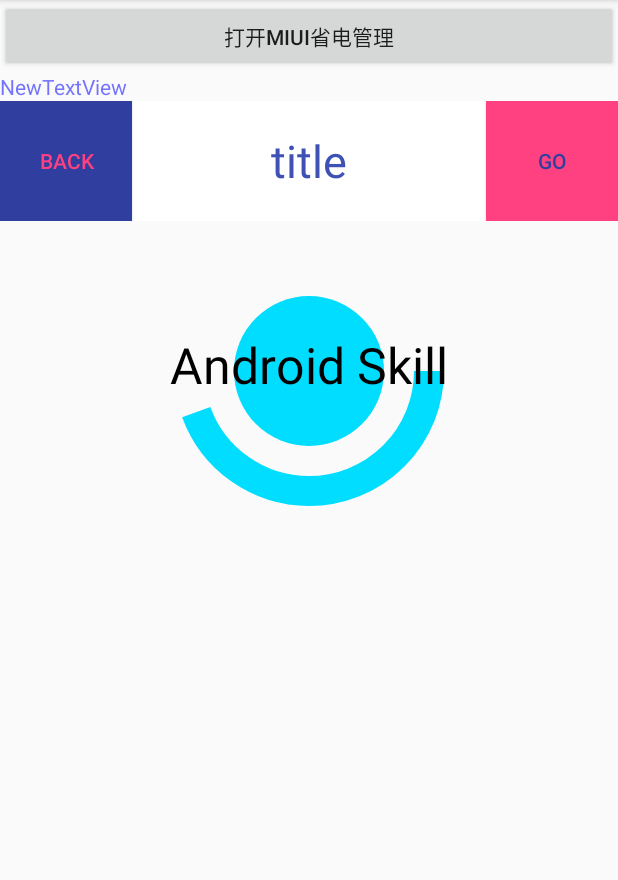
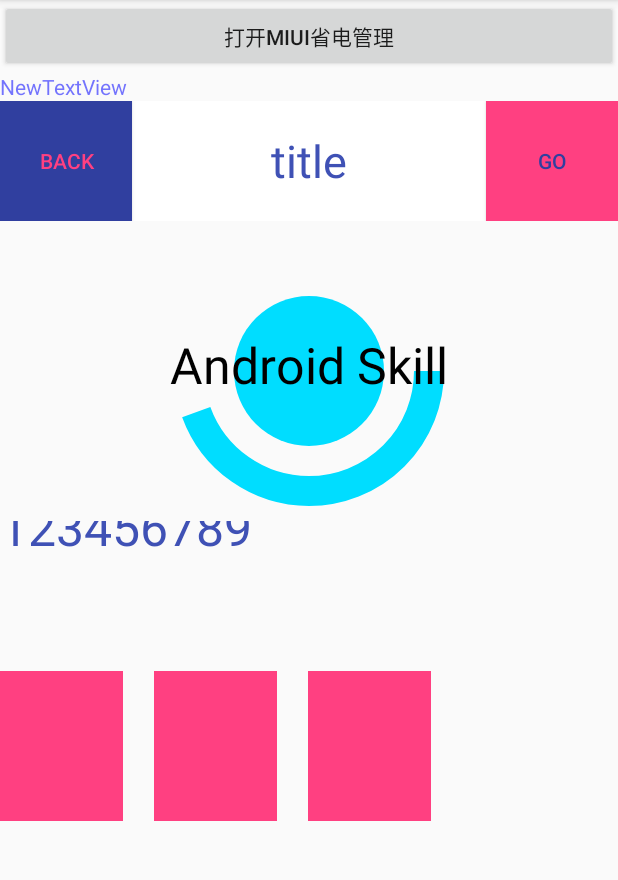
Before and after one commit to liuchch/AndroidTest, an Android app: the screen it shows after launch (MainActivity), on a phone screen of 412 x 824 dp, the part 84-964 px from its top. Run offline under Robolectric (Android 15) with nearby library versions, the phone set to English and light mode, and no system bars.

Commit message:
完成RectListView 直方图

```diff
--- a/app/src/main/java/com/example/liu/myapplication/view/CircleProgressView.java
+++ b/app/src/main/java/com/example/liu/myapplication/view/CircleProgressView.java
@@ -66,6 +66,7 @@ public class CircleProgressView extends View {
         canvas.drawArc(mArcRectF, 0, mSweepAngle, false, mArcPaint);
         //绘制文字
         canvas.drawText(mShowText, 0, mShowText.length(), mCircleXY, mCircleXY + (mShowTextSize/4), mTextPaint);
+
     }
 
     private void initView() {
--- /dev/null
+++ b/app/src/main/java/com/example/liu/myapplication/view/RectListView.java
@@ -0,0 +1,69 @@
+package com.example.liu.myapplication.view;
+
+import android.content.Context;
+import android.graphics.Canvas;
+import android.graphics.Paint;
+import android.support.annotation.Nullable;
+import android.util.AttributeSet;
+import android.view.View;
+
+import com.example.liu.myapplication.R;
+
+public class RectListView extends View {
+
+
+    private int mMesureWidth, mMesureHeight;
+    private int mArcNum;
+
+    private Paint mPaintRact, mPaintText;
+
+
+    public RectListView(Context context) {
+        this(context, null);
+    }
+
+    public RectListView(Context context, @Nullable AttributeSet attrs) {
+        this(context, attrs, 0);
+    }
+
+    public RectListView(Context context, @Nullable AttributeSet attrs, int defStyleAttr) {
+        super(context, attrs, defStyleAttr);
+        mPaintRact = new Paint();
+        mPaintRact.setColor(getResources().getColor(R.color.colorAccent));
+        mPaintText = new Paint();
+        mPaintText.setColor(getResources().getColor(R.color.colorPrimary));
+        mPaintText.setTextSize(50);
+        mArcNum = 5;
+    }
+
+
+    @Override
+    protected void onMeasure(int widthMeasureSpec, int heightMeasureSpec) {
+        super.onMeasure(widthMeasureSpec, heightMeasureSpec);
+
+        mMesureWidth = MeasureSpec.getSize(widthMeasureSpec);
+        mMesureHeight = MeasureSpec.getSize(heightMeasureSpec);
+//        setMeasuredDimension(mMesureWidth, mMesureHeight);
+    }
+
+
+
+
+    @Override
+    protected void onDraw(Canvas canvas) {
+        super.onDraw(canvas);
+
+        canvas.save();
+        canvas.translate(0, mMesureHeight);
+        canvas.scale(1, -1);
+
+        for (int i = 0; i<3; i++) {
+            canvas.drawRect(0, mMesureHeight/2, mMesureWidth/5,  0, mPaintRact);
+            canvas.translate(mMesureWidth/4, 0);
+        }
+
+        canvas.restore();
+        canvas.drawText("123456789", 0, 25, mPaintText);
+
+    }
+}
--- a/app/src/main/res/layout/activity_main.xml
+++ b/app/src/main/res/layout/activity_main.xml
@@ -40,5 +40,10 @@
         app:SweepAngleValue="160"
         />
 
+    <com.example.liu.myapplication.view.RectListView
+        android:layout_width="match_parent"
+        android:layout_height="200dp"
+        />
+
 
 </LinearLayout>
```
